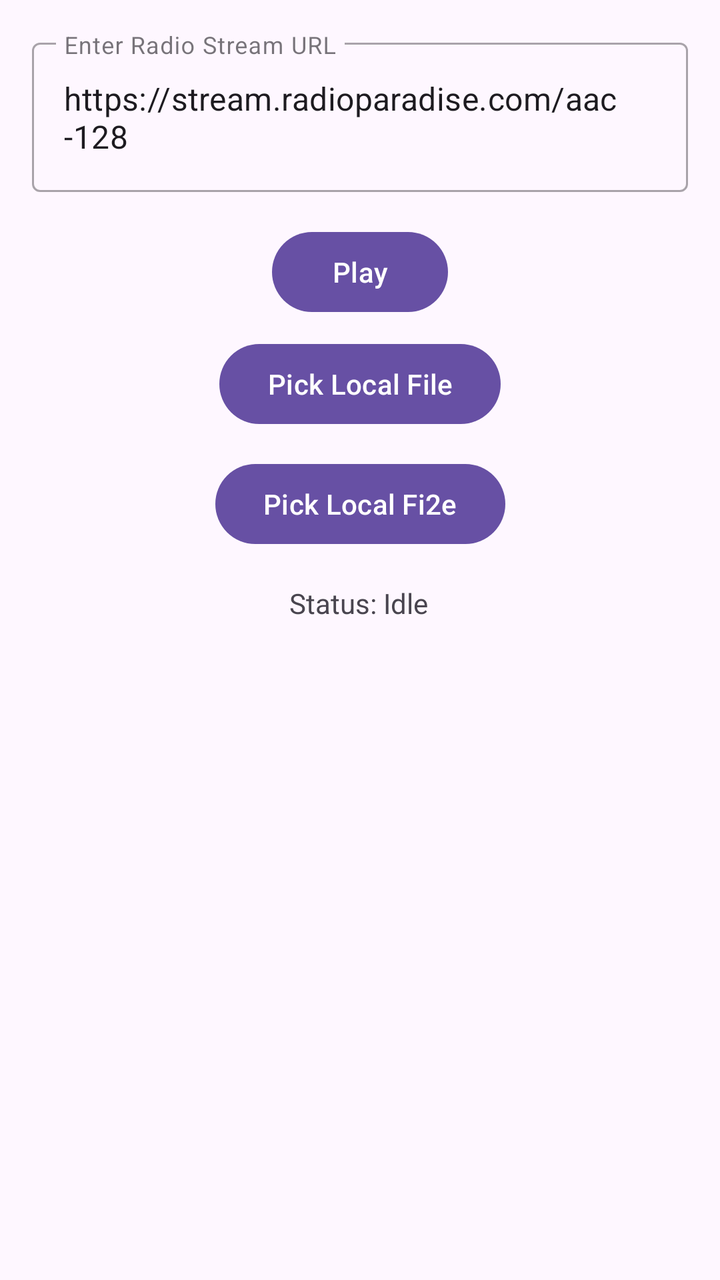
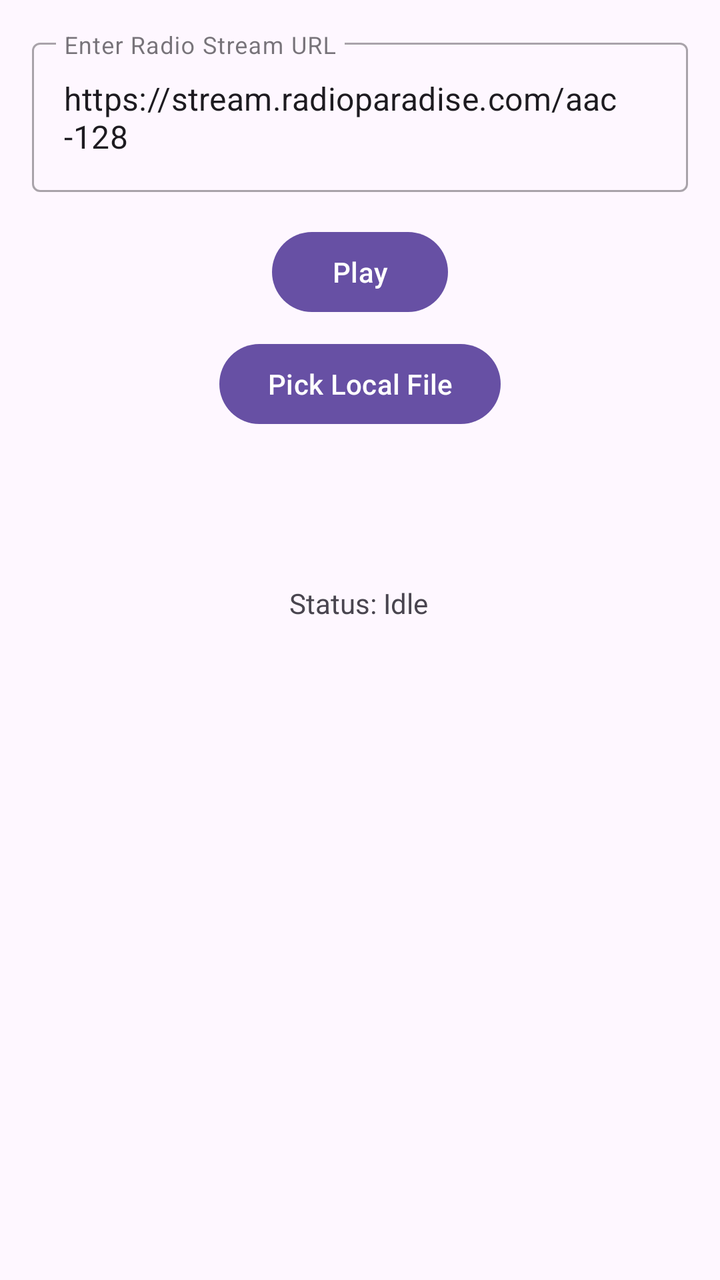

An Android layout rendered at two revisions. The XML below is the earlier revision; the diff shows what the commit changed to produce the second picture.
<!-- AndroidManifest.xml: application theme Theme.IRadio -->
<!-- res/layout/activity_main.xml -->
<?xml version="1.0" encoding="utf-8"?>
<androidx.constraintlayout.widget.ConstraintLayout xmlns:android="http://schemas.android.com/apk/res/android"
    xmlns:app="http://schemas.android.com/apk/res-auto"
    xmlns:tools="http://schemas.android.com/tools"
    android:id="@+id/main"
    android:layout_width="match_parent"
    android:layout_height="match_parent"
    tools:context=".MainActivity">

    <Button
        android:id="@+id/btnPickFile2"
        android:layout_width="wrap_content"
        android:layout_height="wrap_content"
        android:layout_marginTop="68dp"
        android:text="Pick Local Fi2e"
        app:layout_constraintEnd_toEndOf="parent"
        app:layout_constraintHorizontal_bias="0.501"
        app:layout_constraintStart_toStartOf="parent"
        app:layout_constraintTop_toBottomOf="@id/btnPlay" />

    <com.google.android.material.textfield.TextInputLayout
        android:id="@+id/urlInputLayout"
        style="@style/Widget.MaterialComponents.TextInputLayout.OutlinedBox"
        android:layout_width="0dp"
        android:layout_height="wrap_content"
        android:layout_margin="16dp"
        android:hint="Enter Radio Stream URL"
        app:layout_constraintEnd_toEndOf="parent"
        app:layout_constraintStart_toStartOf="parent"
        app:layout_constraintTop_toTopOf="parent">

        <com.google.android.material.textfield.TextInputEditText
            android:id="@+id/etStreamUrl"
            android:layout_width="match_parent"
            android:layout_height="wrap_content"
            android:text="https://stream.radioparadise.com/aac-128" />
    </com.google.android.material.textfield.TextInputLayout>

    <Button
        android:id="@+id/btnPlay"
        android:layout_width="wrap_content"
        android:layout_height="wrap_content"
        android:layout_marginTop="16dp"
        android:text="Play"
        app:layout_constraintEnd_toEndOf="parent"
        app:layout_constraintStart_toStartOf="parent"
        app:layout_constraintTop_toBottomOf="@id/urlInputLayout" />

    <Button
        android:id="@+id/btnPickFile"
        android:layout_width="wrap_content"
        android:layout_height="wrap_content"
        android:layout_marginTop="8dp"
        android:text="Pick Local File"
        app:layout_constraintEnd_toEndOf="parent"
        app:layout_constraintStart_toStartOf="parent"
        app:layout_constraintTop_toBottomOf="@id/btnPlay" />

    <TextView
        android:id="@+id/tvStatus"
        android:layout_width="wrap_content"
        android:layout_height="wrap_content"
        android:layout_marginTop="76dp"
        android:text="Status: Idle"
        app:layout_constraintEnd_toEndOf="parent"
        app:layout_constraintHorizontal_bias="0.498"
        app:layout_constraintStart_toStartOf="parent"
        app:layout_constraintTop_toBottomOf="@id/btnPickFile" />

</androidx.constraintlayout.widget.ConstraintLayout>
<!-- resources referenced by this layout -->
<resources>
  <style name="Theme.IRadio" parent="Base.Theme.IRadio" />
  <style name="Base.Theme.IRadio" parent="Theme.Material3.DayNight.NoActionBar">
          
          
      </style>
</resources>

<!-- the commit's change to res/layout/activity_main.xml (unified diff, before → after) -->
@@ -6,17 +6,6 @@
     android:layout_width="match_parent"
     android:layout_height="match_parent"
     tools:context=".MainActivity">
-
-    <Button
-        android:id="@+id/btnPickFile2"
-        android:layout_width="wrap_content"
-        android:layout_height="wrap_content"
-        android:layout_marginTop="68dp"
-        android:text="Pick Local Fi2e"
-        app:layout_constraintEnd_toEndOf="parent"
-        app:layout_constraintHorizontal_bias="0.501"
-        app:layout_constraintStart_toStartOf="parent"
-        app:layout_constraintTop_toBottomOf="@id/btnPlay" />
 
     <com.google.android.material.textfield.TextInputLayout
         android:id="@+id/urlInputLayout"
